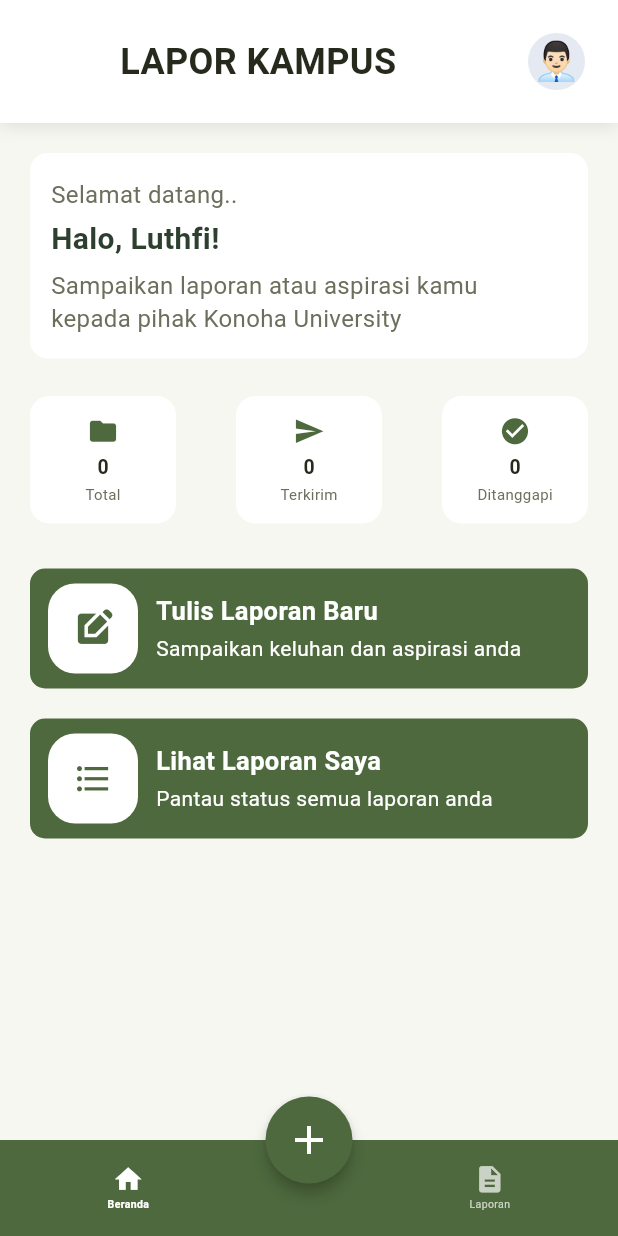
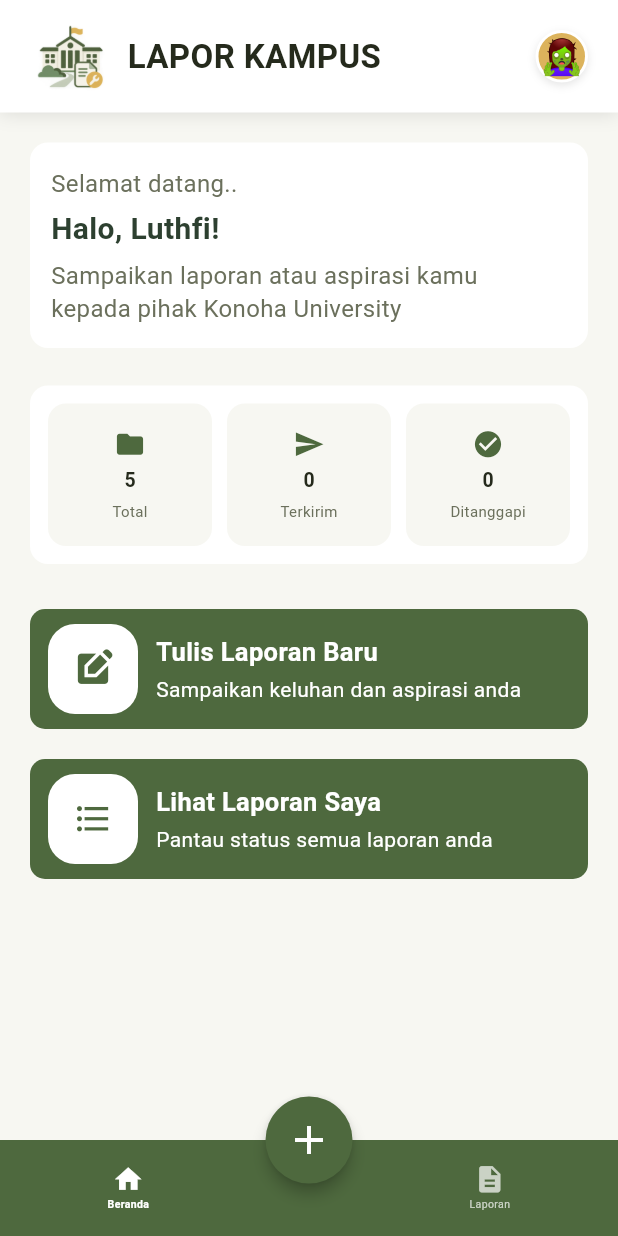
Before and after one commit to luthfiahhasibuan/LaporKampus, a Flutter app: the screen it shows after launch, on a phone screen of 412 x 824 dp. Run offline on Flutter 3.47's test engine with Material 3 defaults, Android fonts, the phone set to English and light mode, and no system bars; Roboto replaces fonts that are missing (Poppins).

Commit message:
Menambah elemen pada UI header dan statistik halaman home

```diff
--- a/lib/pages/home_page.dart
+++ b/lib/pages/home_page.dart
@@ -101,7 +101,7 @@ class _HomePageState extends State<HomePage> {
 
   Widget _buildHeader() {
     return Container(
-      padding: const EdgeInsets.fromLTRB(80, 20, 20, 20),
+      padding: const EdgeInsets.fromLTRB(20, 10, 20, 10),
       decoration: BoxDecoration(
         color: Colors.white,
         boxShadow: [
@@ -114,29 +114,41 @@ class _HomePageState extends State<HomePage> {
       ),
 
       child: Row(
-        mainAxisAlignment: MainAxisAlignment.spaceBetween,
         children: [
+          Image.asset('assets/icon_app.png', width: 55, height: 55),
+
+          const SizedBox(width: 10),
+
           // Judul
           const Text(
             'LAPOR KAMPUS',
             style: TextStyle(
-              fontSize: 24,
+              fontSize: 22,
               fontWeight: FontWeight.bold,
               color: Color(0xff252A1C),
             ),
           ),
 
+          const Spacer(),
+
           // Avatar
           Container(
-            width: 42,
-            height: 42,
+            width: 35,
+            height: 35,
             decoration: BoxDecoration(
               shape: BoxShape.circle,
-              color: const Color(0xFFE5EAF2),
+              color: const Color(0XFFDCB35C),
               border: Border.all(color: Colors.white, width: 2),
+              boxShadow: [
+                BoxShadow(
+                  color: Colors.black.withOpacity(0.1),
+                  blurRadius: 4,
+                  offset: const Offset(0, 2),
+                ),
+              ],
             ),
             child: const Center(
-              child: Text('👨🏻‍💼', style: TextStyle(fontSize: 25)),
+              child: Text('🧟‍♀️', style: TextStyle(fontSize: 23)),
             ),
           ),
         ],
@@ -187,54 +199,18 @@ class _HomePageState extends State<HomePage> {
     );
   }
 
-  Widget _buildStatistics() {
-    return Row(
-      children: [
-        // TOTAL
-        Expanded(
-          child: _buildStatisticCard(
-            icon: Icons.folder,
-            number: '0',
-            label: 'Total',
-          ),
-        ),
-
-        const SizedBox(width: 40),
-
-        // TERKIRIM
-        Expanded(
-          child: _buildStatisticCard(
-            icon: Icons.send,
-            number: '0',
-            label: 'Terkirim',
-          ),
-        ),
-
-        const SizedBox(width: 40),
-
-        // DITANGGAPI
-        Expanded(
-          child: _buildStatisticCard(
-            icon: Icons.check_circle,
-            number: '0',
-            label: 'Ditanggapi',
-          ),
-        ),
-      ],
-    );
-  }
-
   Widget _buildStatisticCard({
     required IconData icon,
     required String number,
     required String label,
   }) {
     return Container(
-      height: 85,
+      height: 95,
       decoration: BoxDecoration(
-        color: whiteColor,
-        borderRadius: BorderRadius.circular(13),
+        color: const Color(0xffF7F7F2),
+        borderRadius: BorderRadius.circular(12),
       ),
+
       child: Column(
         mainAxisAlignment: MainAxisAlignment.center,
         children: [
@@ -251,11 +227,54 @@ class _HomePageState extends State<HomePage> {
             ),
           ),
 
-          const SizedBox(height: 1),
+          const SizedBox(height: 4),
 
           Text(
             label,
             style: const TextStyle(color: Color(0xff6B705C), fontSize: 10),
+          ),
+        ],
+      ),
+    );
+  }
+
+  Widget _buildStatistics() {
+    return Container(
+      width: double.infinity,
+      padding: const EdgeInsets.all(12),
+      decoration: BoxDecoration(
+        color: Colors.white,
+        borderRadius: BorderRadius.circular(12),
+      ),
+
+      child: Row(
+        children: [
+          Expanded(
+            child: _buildStatisticCard(
+              icon: Icons.folder,
+              number: '5',
+              label: 'Total',
+            ),
+          ),
+
+          const SizedBox(width: 10),
+
+          Expanded(
+            child: _buildStatisticCard(
+              icon: Icons.send,
+              number: '0',
+              label: 'Terkirim',
+            ),
+          ),
+
+          const SizedBox(width: 10),
+
+          Expanded(
+            child: _buildStatisticCard(
+              icon: Icons.check_circle,
+              number: '0',
+              label: 'Ditanggapi',
+            ),
           ),
         ],
       ),
--- a/pubspec.yaml
+++ b/pubspec.yaml
@@ -57,8 +57,11 @@ flutter:
   # the material Icons class.
   uses-material-design: true
 
+  assets:
+  - assets/icon_app.png
+
   # To add assets to your application, add an assets section, like this:
-  # assets:
+  # assts:
   #   - images/a_dot_burr.jpeg
   #   - images/a_dot_ham.jpeg
 
```
Also changed, not shown: assets/icon_app.png (added).
